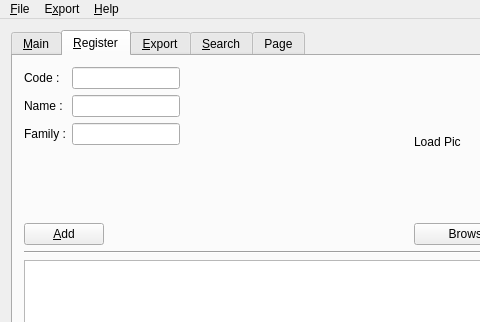
Above: LugRegister/mainwindow.ui from alirezafour/ilugRegister before the change; both pictures show x 0 to 480 and y 0 to 322 of the 588 by 544 pixel window. Below: the same form after it.
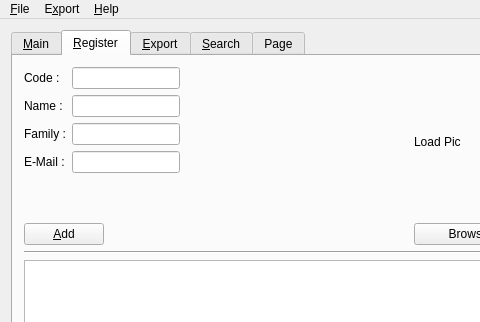
That is the form after the change. The open tabs and pages were chosen to show the change.

Commit message: Add Email address to program and database

The edit to the form file:
```diff
--- a/LugRegister/mainwindow.ui
+++ b/LugRegister/mainwindow.ui
@@ -359,6 +359,16 @@
                   </property>
                  </widget>
                 </item>
+                <item row="3" column="1">
+                 <widget class="QLineEdit" name="Email_Line2_Register"/>
+                </item>
+                <item row="3" column="0">
+                 <widget class="QLabel" name="label">
+                  <property name="text">
+                   <string>E-Mail :</string>
+                  </property>
+                 </widget>
+                </item>
                </layout>
               </item>
               <item>
```
Left out of the diff: 28 changed lines with no effect on the pictures. The commit also changes 6 other files.
